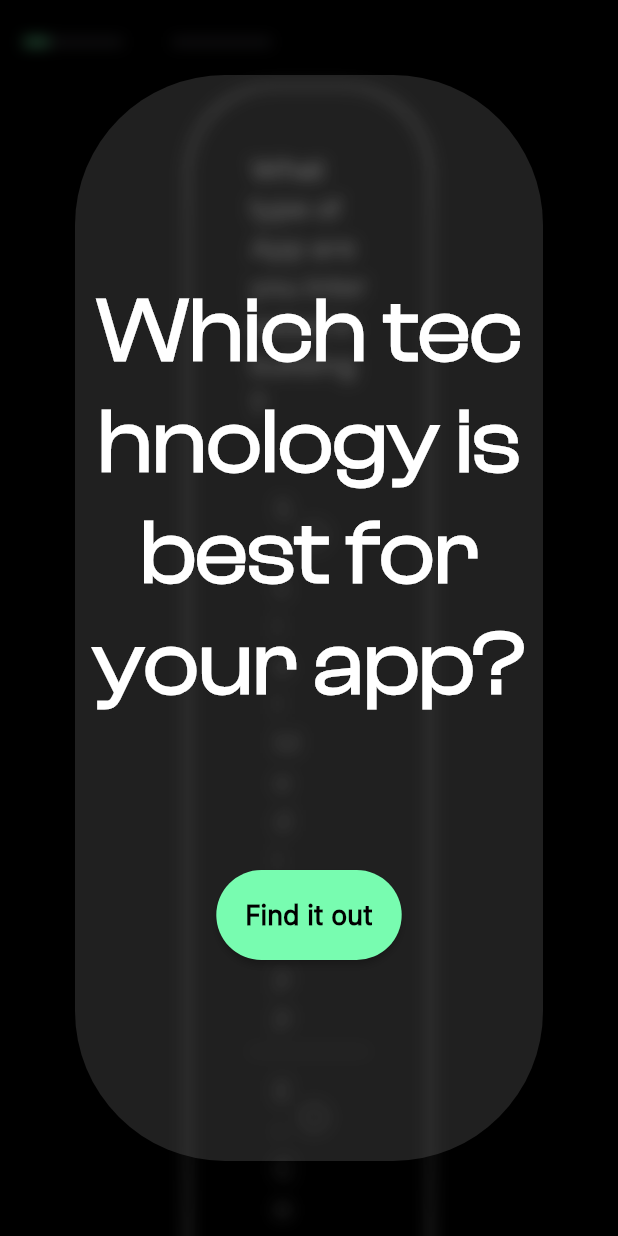
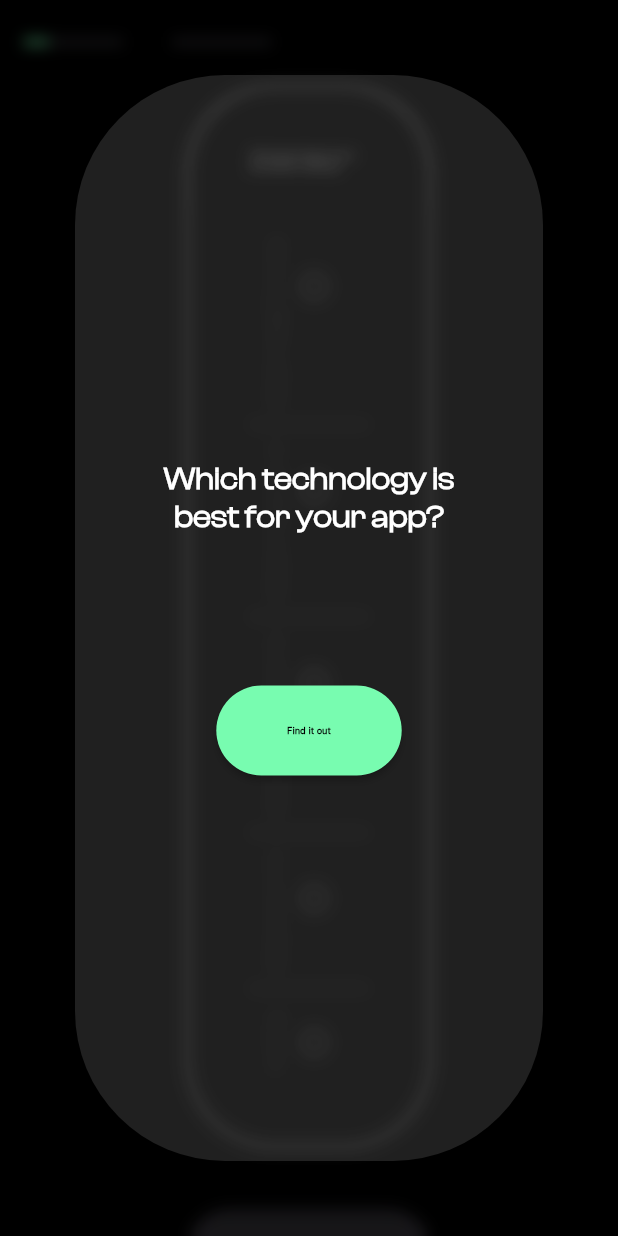
Before and after one commit to Snapp-X/Framework_quiz, a Flutter app: the screen it shows after launch, on a phone screen of 412 x 824 dp. Run offline on Flutter 3.47's test engine with Material 2 defaults, Android fonts, the phone set to English and light mode, and no system bars; our stand-ins replace flutter_riverpod, go_router, percent_indicator, shared_preferences.

Commit message:
refactored app and custom themedata to use mediaquery for autoscaling

```diff
--- a/lib/main.dart
+++ b/lib/main.dart
@@ -11,7 +11,12 @@ class MyApp extends StatelessWidget {
   @override
   Widget build(BuildContext context) {
     return MaterialApp.router(
-      theme: buildCustomThemeData(),
+      builder: (context, child) {
+        return Theme(
+          data: buildCustomThemeData(context),
+          child: child!,
+        );
+      },
       routerConfig: AppRouter.router,
     );
   }
--- a/lib/styling/custom_themedata.dart
+++ b/lib/styling/custom_themedata.dart
@@ -1,6 +1,6 @@
 import 'package:flutter/material.dart';
 
-ThemeData buildCustomThemeData() {
+ThemeData buildCustomThemeData(BuildContext context) {
   return ThemeData(
     scaffoldBackgroundColor: Colors.black,
     appBarTheme: AppBarTheme(
@@ -8,7 +8,7 @@ ThemeData buildCustomThemeData() {
       titleTextStyle: TextStyle(
         fontFamily: 'Switzer',
         fontWeight: FontWeight.w400,
-        fontSize: 20,
+        fontSize: MediaQuery.of(context).size.width * 0.015,
         color: Colors.white.withOpacity(0.5),
       ),
     ),
@@ -16,25 +16,25 @@ ThemeData buildCustomThemeData() {
       bodyLarge: TextStyle(
         fontFamily: 'Switzer',
         fontWeight: FontWeight.w500,
-        fontSize: 20,
+        fontSize: MediaQuery.of(context).size.width * 0.015,
         color: Colors.white,
       ),
       bodyMedium: TextStyle(
         fontFamily: 'Switzer',
         fontWeight: FontWeight.w500,
-        fontSize: 20,
+        fontSize: MediaQuery.of(context).size.width * 0.015,
         color: Colors.white.withOpacity(0.5),
       ),
       displayLarge: TextStyle(
         fontFamily: 'Clash Grotesk Display',
         fontWeight: FontWeight.w600,
-        fontSize: 60,
+        fontSize: MediaQuery.of(context).size.width * 0.05,
         color: Colors.white,
       ),
       labelLarge: TextStyle(
         fontFamily: 'SF Pro Text',
         fontWeight: FontWeight.w600,
-        fontSize: 18,
+        fontSize: MediaQuery.of(context).size.width * 0.015,
         color: Colors.black,
       ),
     ),
--- a/pubspec.yaml
+++ b/pubspec.yaml
@@ -73,6 +73,7 @@ flutter:
   # https://flutter.dev/assets-and-images/#from-packages
   assets:
      - assets/flutter_dash.png
+     - assets/flutter_dash.svg
      - assets/flutter_icon.png
      - assets/potato_icon.png
      - assets/kmm_icon.png
```
